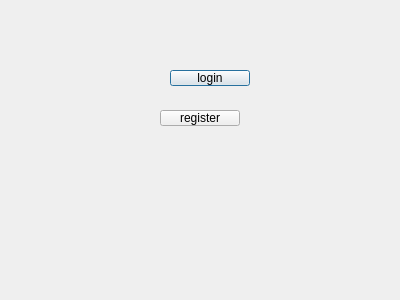
Above: menudialog.ui from niculescudiana/Client before the change. Below: the same form after it.
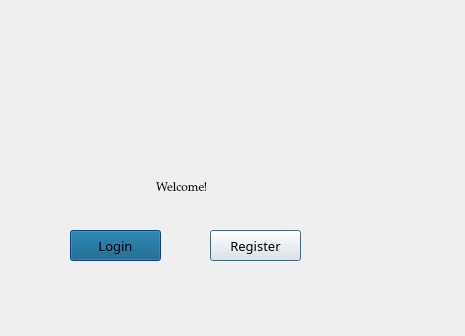
That is the form after the change. Icons and pictures are not drawn.

What changed in the file:
```diff
--- a/menudialog.ui
+++ b/menudialog.ui
@@ -6,37 +6,259 @@
    <rect>
     <x>0</x>
     <y>0</y>
-    <width>400</width>
-    <height>300</height>
+    <width>465</width>
+    <height>336</height>
    </rect>
   </property>
   <property name="windowTitle">
    <string>Dialog</string>
   </property>
-  <widget class="QPushButton" name="pushButton">
+  <widget class="QLabel" name="LogoImage">
    <property name="geometry">
     <rect>
-     <x>170</x>
-     <y>70</y>
-     <width>80</width>
-     <height>16</height>
+     <x>110</x>
+     <y>40</y>
+     <width>161</width>
+     <height>131</height>
     </rect>
    </property>
-   <property name="text">
-    <string>login</string>
+   <property name="autoFillBackground">
+    <bool>false</bool>
+   </property>
+   <property name="pixmap">
+    <pixmap>../../test GUI/just_logo.png</pixmap>
+   </property>
+   <property name="scaledContents">
+    <bool>true</bool>
    </property>
   </widget>
   <widget class="QPushButton" name="pushButton_2">
    <property name="geometry">
     <rect>
-     <x>160</x>
-     <y>110</y>
-     <width>80</width>
+     <x>210</x>
+     <y>230</y>
+     <width>91</width>
+     <height>31</height>
+    </rect>
+   </property>
+   <property name="font">
+    <font>
+     <family>MS Reference Sans Serif</family>
+     <pointsize>10</pointsize>
+    </font>
+   </property>
+   <property name="text">
+    <string>Register</string>
+   </property>
+  </widget>
+  <widget class="QLabel" name="label">
+   <property name="geometry">
+    <rect>
+     <x>150</x>
+     <y>180</y>
+     <width>111</width>
      <height>16</height>
     </rect>
    </property>
+   <property name="font">
+    <font>
+     <family>Palatino Linotype</family>
+     <pointsize>9</pointsize>
+    </font>
+   </property>
    <property name="text">
-    <string>register</string>
+    <string>  Welcome!</string>
+   </property>
+  </widget>
+  <widget class="QPushButton" name="pushButton">
+   <property name="geometry">
+    <rect>
+     <x>70</x>
+     <y>230</y>
+     <width>91</width>
+     <height>31</height>
+    </rect>
+   </property>
+   <property name="palette">
+    <palette>
+     <active>
+      <colorrole role="Button">
+       <brush brushstyle="SolidPattern">
+        <color alpha="255">
+         <red>0</red>
+         <green>85</green>
+         <blue>127</blue>
+        </color>
+       </brush>
+      </colorrole>
+      <colorrole role="Midlight">
+       <brush brushstyle="SolidPattern">
+        <color alpha="255">
+         <red>115</red>
+         <green>115</green>
+         <blue>115</blue>
+        </color>
+       </brush>
+      </colorrole>
+      <colorrole role="BrightText">
+       <brush brushstyle="SolidPattern">
+        <color alpha="255">
+         <red>0</red>
+         <green>0</green>
+         <blue>0</blue>
+        </color>
+       </brush>
+      </colorrole>
+      <colorrole role="Base">
+       <brush brushstyle="SolidPattern">
+        <color alpha="255">
+         <red>255</red>
+         <green>255</green>
+         <blue>255</blue>
+        </color>
+       </brush>
+      </colorrole>
+      <colorrole role="Window">
+       <brush brushstyle="SolidPattern">
+        <color alpha="255">
+         <red>0</red>
+         <green>85</green>
+         <blue>255</blue>
+        </color>
+       </brush>
+      </colorrole>
+      <colorrole role="Shadow">
+       <brush brushstyle="SolidPattern">
+        <color alpha="255">
+         <red>255</red>
+         <green>255</green>
+         <blue>255</blue>
+        </color>
+       </brush>
+      </colorrole>
+     </active>
+     <inactive>
+      <colorrole role="Button">
+       <brush brushstyle="SolidPattern">
+        <color alpha="255">
+         <red>0</red>
+         <green>85</green>
+         <blue>127</blue>
+        </color>
+       </brush>
+      </colorrole>
+      <colorrole role="Midlight">
+       <brush brushstyle="SolidPattern">
+        <color alpha="255">
+         <red>115</red>
+         <green>115</green>
+         <blue>115</blue>
+        </color>
+       </brush>
+      </colorrole>
+      <colorrole role="BrightText">
+       <brush brushstyle="SolidPattern">
+        <color alpha="255">
+         <red>0</red>
+         <green>0</green>
+         <blue>0</blue>
+        </color>
+       </brush>
+      </colorrole>
+      <colorrole role="Base">
+       <brush brushstyle="SolidPattern">
+        <color alpha="255">
+         <red>255</red>
+         <green>255</green>
+         <blue>255</blue>
+        </color>
+       </brush>
+      </colorrole>
+      <colorrole role="Window">
+       <brush brushstyle="SolidPattern">
+        <color alpha="255">
+         <red>0</red>
+         <green>85</green>
+         <blue>255</blue>
+        </color>
+       </brush>
+      </colorrole>
+      <colorrole role="Shadow">
+       <brush brushstyle="SolidPattern">
+        <color alpha="255">
+         <red>255</red>
+         <green>255</green>
+         <blue>255</blue>
+        </color>
+       </brush>
+      </colorrole>
+     </inactive>
+     <disabled>
+      <colorrole role="Button">
+       <brush brushstyle="SolidPattern">
+        <color alpha="255">
+         <red>0</red>
+         <green>85</green>
+         <blue>127</blue>
+        </color>
+       </brush>
+      </colorrole>
+      <colorrole role="Midlight">
+       <brush brushstyle="SolidPattern">
+        <color alpha="255">
+         <red>115</red>
+         <green>115</green>
+         <blue>115</blue>
+        </color>
+       </brush>
+      </colorrole>
+      <colorrole role="BrightText">
+       <brush brushstyle="SolidPattern">
+        <color alpha="255">
+         <red>0</red>
+         <green>0</green>
+         <blue>0</blue>
+        </color>
+       </brush>
+      </colorrole>
+      <colorrole role="Base">
+       <brush brushstyle="SolidPattern">
+        <color alpha="255">
+         <red>0</red>
+         <green>85</green>
+         <blue>255</blue>
+        </color>
+       </brush>
+      </colorrole>
+      <colorrole role="Window">
+       <brush brushstyle="SolidPattern">
+        <color alpha="255">
+         <red>0</red>
+         <green>85</green>
+         <blue>255</blue>
+        </color>
+       </brush>
+      </colorrole>
+      <colorrole role="Shadow">
+       <brush brushstyle="SolidPattern">
+        <color alpha="255">
+         <red>255</red>
+         <green>255</green>
+         <blue>255</blue>
+        </color>
+       </brush>
+      </colorrole>
+     </disabled>
+    </palette>
+   </property>
+   <property name="font">
+    <font>
+     <family>MS Reference Sans Serif</family>
+     <pointsize>10</pointsize>
+    </font>
+   </property>
+   <property name="text">
+    <string>Login</string>
    </property>
   </widget>
  </widget>
```
Left out of the diff: 16 changed lines with no effect on the pictures.
